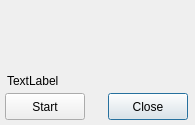
Before: the Qt Designer form 3DMetrics/toolareadialog.ui in IfremerUnderwater/3DMetrics, drawn with Qt 5.
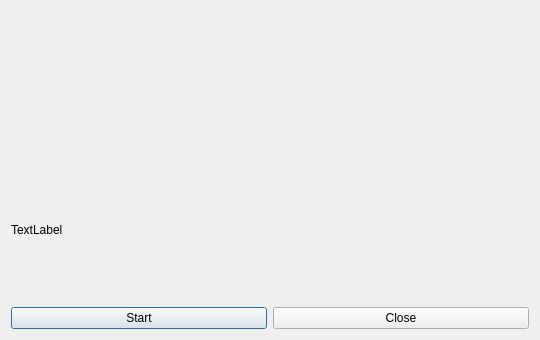
After: the same form once the commit is applied. Icons and pictures are not drawn. Custom widgets are drawn as their Qt base class.

Diff of the .ui file:
```diff
--- a/3DMetrics/toolareadialog.ui
+++ b/3DMetrics/toolareadialog.ui
@@ -6,51 +6,34 @@
    <rect>
     <x>0</x>
     <y>0</y>
-    <width>195</width>
-    <height>125</height>
+    <width>540</width>
+    <height>340</height>
    </rect>
   </property>
   <property name="windowTitle">
    <string>Area Tool</string>
   </property>
-  <widget class="QPushButton" name="close_btn">
-   <property name="geometry">
-    <rect>
-     <x>108</x>
-     <y>93</y>
-     <width>80</width>
-     <height>27</height>
-    </rect>
-   </property>
-   <property name="toolTip">
-    <string>Close dialog</string>
-   </property>
-   <property name="text">
-    <string>Close</string>
-   </property>
-  </widget>
+  <layout class="QHBoxLayout" name="horizontalLayout_2">
+   <item>
+    <layout class="QVBoxLayout" name="verticalLayout">
+     <item>
   <widget class="AttribAreaWidget" name="areawidget" native="true">
-   <property name="geometry">
-    <rect>
-     <x>6</x>
-     <y>9</y>
-     <width>181</width>
-     <height>61</height>
-    </rect>
-   </property>
    <property name="toolTip">
     <string>Double clic to start tool</string>
    </property>
   </widget>
+     </item>
+     <item>
+      <widget class="QLabel" name="msg_label">
+       <property name="text">
+        <string>TextLabel</string>
+       </property>
+      </widget>
+     </item>
+     <item>
+      <layout class="QHBoxLayout" name="horizontalLayout">
+       <item>
   <widget class="QPushButton" name="start_btn">
-   <property name="geometry">
-    <rect>
-     <x>5</x>
-     <y>93</y>
-     <width>80</width>
-     <height>27</height>
-    </rect>
-   </property>
    <property name="toolTip">
     <string>Start tool</string>
    </property>
@@ -62,19 +45,22 @@
      <normaloff>ressources/icon_point.png</normaloff>ressources/icon_point.png</iconset>
    </property>
   </widget>
-  <widget class="QLabel" name="msg_label">
-   <property name="geometry">
-    <rect>
-     <x>7</x>
-     <y>72</y>
-     <width>181</width>
-     <height>17</height>
-    </rect>
+       </item>
+       <item>
+        <widget class="QPushButton" name="close_btn">
+         <property name="toolTip">
+          <string>Close dialog</string>
    </property>
    <property name="text">
-    <string>TextLabel</string>
-   </property>
-  </widget>
+          <string>Close</string>
+         </property>
+        </widget>
+       </item>
+      </layout>
+     </item>
+    </layout>
+   </item>
+  </layout>
  </widget>
  <customwidgets>
   <customwidget>
```
Lines whose indentation alone changed are shown as unchanged.
